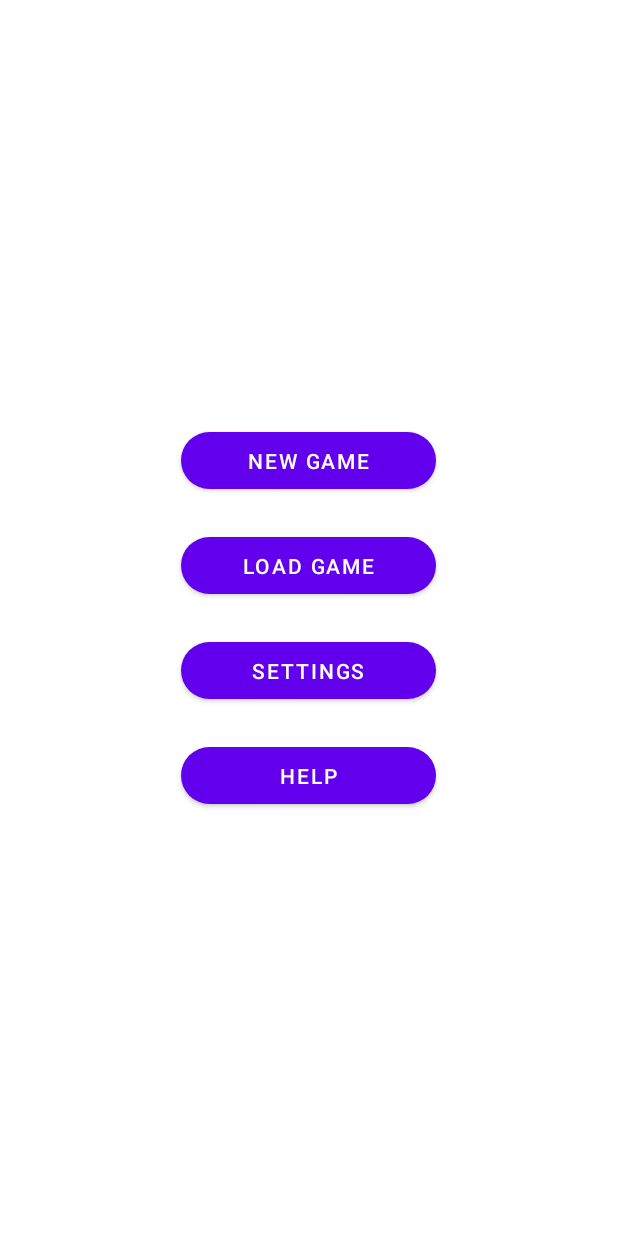
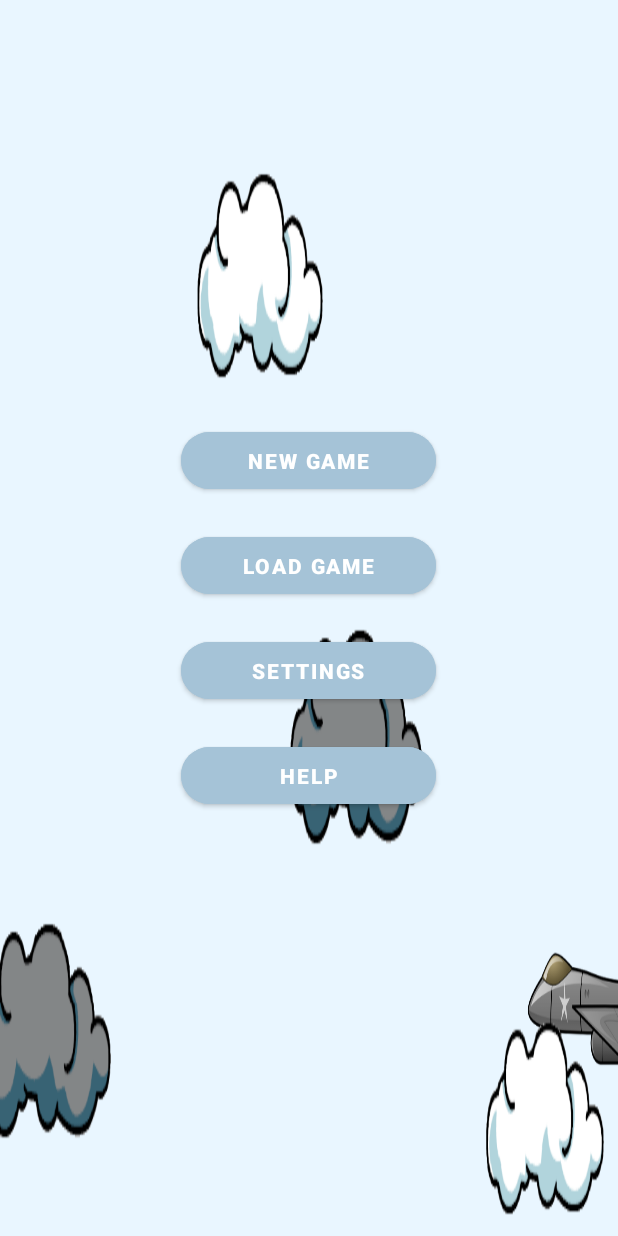
Before and after one commit to ArpanDhot/Bird-spy-game-Android, an Android app: the MenuActivity screen opened directly, with no data from a screen before it, on a phone screen of 412 x 824 dp. Run offline under Robolectric (Android 15) with nearby library versions, the phone set to English and light mode, and no system bars.

Commit message:
-All activity background set

```diff
--- a/app/src/main/res/layout/activity_menu.xml
+++ b/app/src/main/res/layout/activity_menu.xml
@@ -5,6 +5,7 @@
     android:id="@+id/menuLayout"
     android:layout_width="match_parent"
     android:layout_height="match_parent"
+    android:background="@drawable/menu_background"
     android:gravity="center"
     android:orientation="vertical"
     tools:context=".MenuActivity">
@@ -14,6 +15,8 @@
         android:layout_width="170dp"
         android:layout_height="50dp"
         android:layout_margin="10dp"
+        android:backgroundTint="#A5C3D7"
+        android:fontFamily="sans-serif-black"
         android:text="New Game"
         app:cornerRadius="20dp" />
 
@@ -22,6 +25,8 @@
         android:layout_width="170dp"
         android:layout_height="50dp"
         android:layout_margin="10dp"
+        android:backgroundTint="#A5C3D7"
+        android:fontFamily="sans-serif-black"
         android:text="Load Game"
         app:cornerRadius="20dp" />
 
@@ -30,6 +35,8 @@
         android:layout_width="170dp"
         android:layout_height="50dp"
         android:layout_margin="10dp"
+        android:backgroundTint="#A5C3D7"
+        android:fontFamily="sans-serif-black"
         android:text="Settings"
         app:cornerRadius="20dp" />
 
@@ -38,6 +45,8 @@
         android:layout_width="170dp"
         android:layout_height="50dp"
         android:layout_margin="10dp"
+        android:backgroundTint="#A5C3D7"
+        android:fontFamily="sans-serif-black"
         android:text="Help"
         app:cornerRadius="20dp" />
 </LinearLayout>
```
Also changed, not shown: app/src/main/res/layout/activity_settings.xml (+7 -0 lines), app/src/main/res/drawable/menu_background.png (added), app/src/main/res/drawable/settings_background.png (added).
